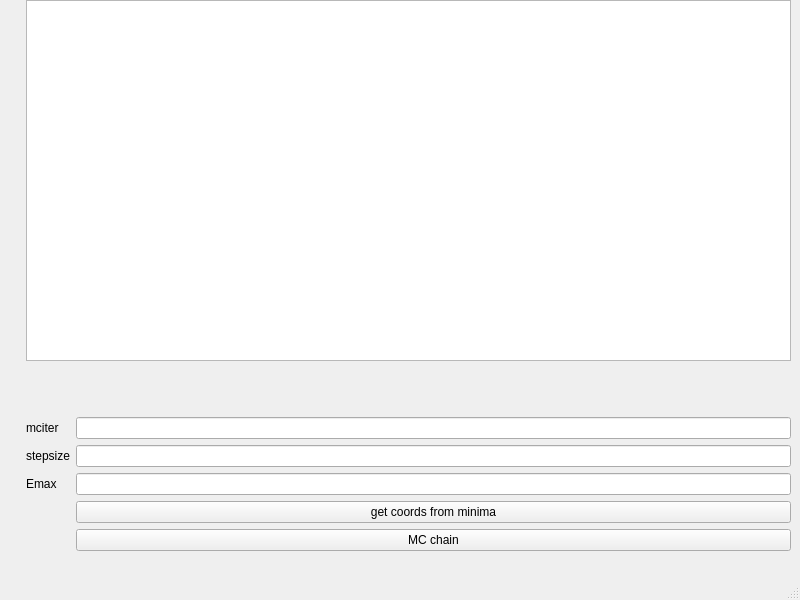
The window that explorer.ui (js850/nested_sampling) describes before a commit, drawn with Qt 5.
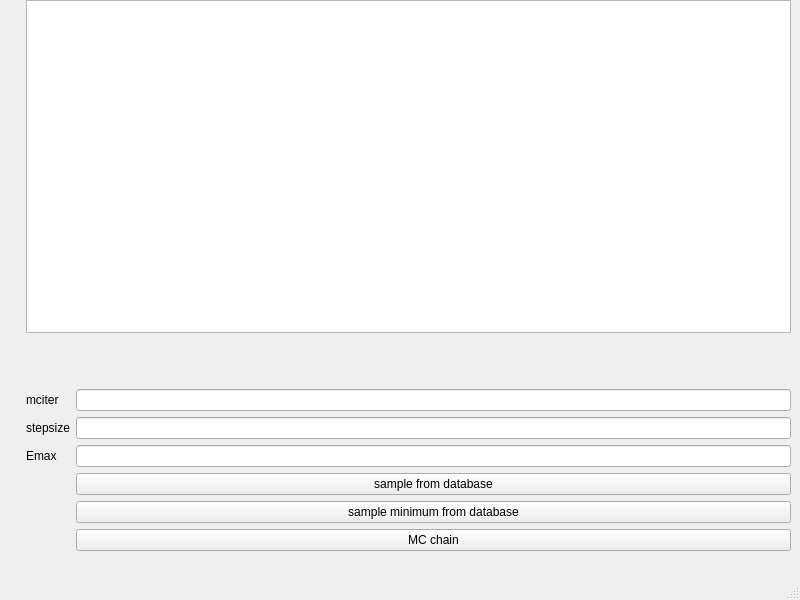
The same window after the commit. Custom widgets are drawn as their Qt base class.

Commit message: add features for sampling coords (not minimum) from basin

Diff of the .ui file:
```diff
--- a/explorer.ui
+++ b/explorer.ui
@@ -98,7 +98,7 @@
             <string>&lt;html&gt;&lt;head/&gt;&lt;body&gt;&lt;p&gt;select a starting point for the monte carlo chain randomly&lt;/p&gt;&lt;/body&gt;&lt;/html&gt;</string>
            </property>
            <property name="text">
-            <string>get coords from minima</string>
+            <string>sample minimum from database</string>
            </property>
           </widget>
          </item>
@@ -135,6 +135,13 @@
          <item row="0" column="1">
           <widget class="QLineEdit" name="lineEdit_mciter"/>
          </item>
+         <item row="3" column="1">
+          <widget class="QPushButton" name="btn_db_sample_coords">
+           <property name="text">
+            <string>sample from database</string>
+           </property>
+          </widget>
+         </item>
         </layout>
        </item>
       </layout>
```
The commit also changes 4 other files.
